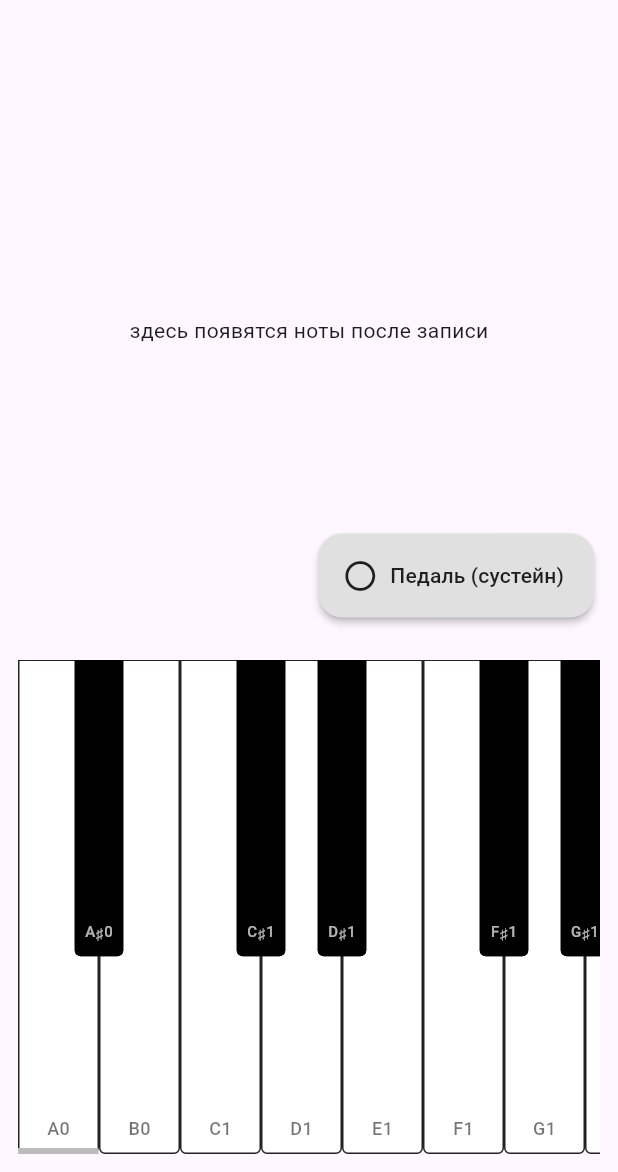
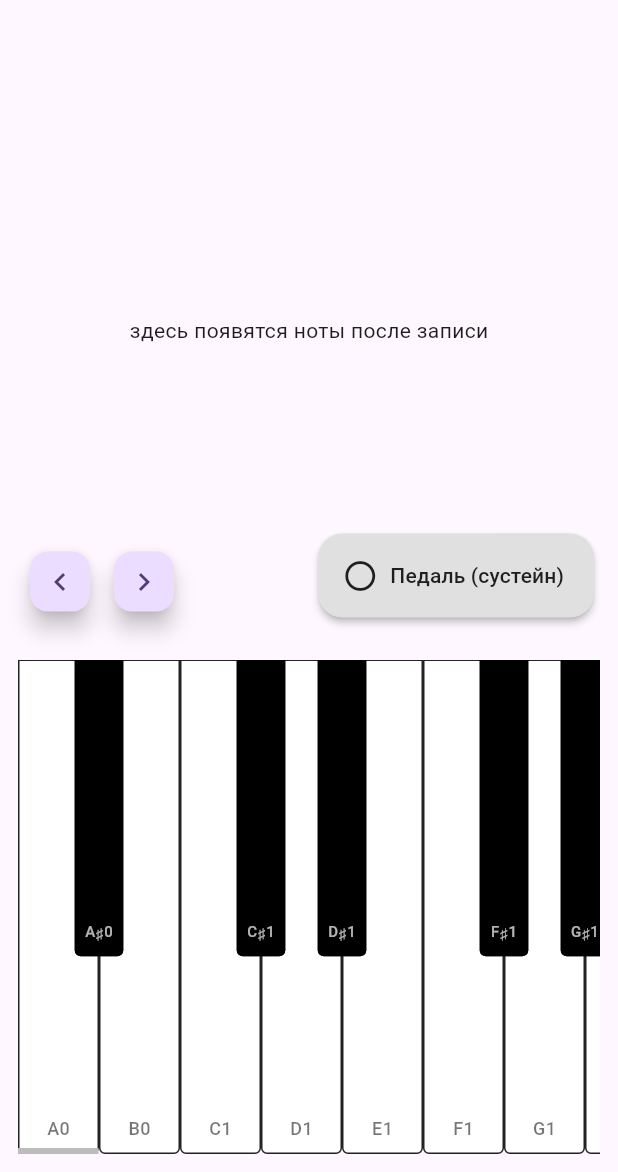
Before and after one commit to elektrokips-art/piano_notation, a Flutter app: the screen it shows after launch, on a phone screen of 412 x 824 dp, the part 64-1236 px from its top. Run offline on Flutter 3.47's test engine with Material 3 defaults, Android fonts, the phone set to English and light mode, and no system bars; our stand-ins replace audioplayers, flutter_riverpod, flutter_svg, package_info_plus, pdf, printing and 1 more.

Commit message:
Fix keyboard drag scrolling colliding with glissando note playing
Dragging across keys to scroll the keyboard was being read as playing
every key it crossed, and the last touched note could get stuck on.
Disable drag-to-scroll on the piano and add left/right paging buttons
instead.

Co-Authored-By: Claude Sonnet 5 <noreply@anthropic.com>

```diff
--- a/lib/example_usage.dart
+++ b/lib/example_usage.dart
@@ -25,6 +25,25 @@ class NotationExampleScreen extends ConsumerStatefulWidget {
 class _NotationExampleScreenState
     extends ConsumerState<NotationExampleScreen> {
   final _sound = PianoSound();
+  final _pianoScrollController = ScrollController();
+
+  @override
+  void dispose() {
+    _pianoScrollController.dispose();
+    super.dispose();
+  }
+
+  void _scrollPiano(double delta) {
+    final target = (_pianoScrollController.offset + delta).clamp(
+      _pianoScrollController.position.minScrollExtent,
+      _pianoScrollController.position.maxScrollExtent,
+    );
+    _pianoScrollController.animateTo(
+      target,
+      duration: const Duration(milliseconds: 200),
+      curve: Curves.easeOut,
+    );
+  }
 
   void _onKeyDown(int midiPitch) {
     final settings = ref.read(appSettingsProvider);
@@ -135,6 +154,26 @@ class _NotationExampleScreenState
                       label: Text(lang.tr('sustainPedal')),
                     ),
                   ),
+                  Positioned(
+                    left: 16,
+                    bottom: 16,
+                    child: Row(
+                      mainAxisSize: MainAxisSize.min,
+                      children: [
+                        FloatingActionButton.small(
+                          heroTag: 'pianoScrollLeft',
+                          onPressed: () => _scrollPiano(-300),
+                          child: const Icon(Icons.chevron_left),
+                        ),
+                        const SizedBox(width: 8),
+                        FloatingActionButton.small(
+                          heroTag: 'pianoScrollRight',
+                          onPressed: () => _scrollPiano(300),
+                          child: const Icon(Icons.chevron_right),
+                        ),
+                      ],
+                    ),
+                  ),
                 ],
               ),
             ),
@@ -144,6 +183,7 @@ class _NotationExampleScreenState
                 onKeyDown: _onKeyDown,
                 onKeyUp: _onKeyUp,
                 height: keyboardHeight,
+                scrollController: _pianoScrollController,
               ),
             ),
           ],
--- a/lib/piano_keyboard.dart
+++ b/lib/piano_keyboard.dart
@@ -28,6 +28,11 @@ class PianoKeyboard extends StatefulWidget {
   final int endMidi;
   final double height;
   final double whiteKeyWidth;
+  // Внешний контроллер скролла — чтобы можно было листать клавиатуру
+  // кнопками снаружи (см. example_usage.dart), а не перетаскиванием по
+  // клавишам: перетаскивание по клавишам уже занято глиссандо и конфликтует
+  // со скроллом (ноты залипают на полпути).
+  final ScrollController? scrollController;
 
   const PianoKeyboard({
     super.key,
@@ -37,6 +42,7 @@ class PianoKeyboard extends StatefulWidget {
     this.endMidi = 108, // C8
     this.height = 380,
     this.whiteKeyWidth = 54,
+    this.scrollController,
   });
 
   @override
@@ -44,13 +50,16 @@ class PianoKeyboard extends StatefulWidget {
 }
 
 class _PianoKeyboardState extends State<PianoKeyboard> {
-  final _scrollController = ScrollController();
+  ScrollController? _ownScrollController;
   final _pointerToMidi = <int, int>{};
   final Set<int> _activeMidis = {};
 
+  ScrollController get _scrollController =>
+      widget.scrollController ?? (_ownScrollController ??= ScrollController());
+
   @override
   void dispose() {
-    _scrollController.dispose();
+    _ownScrollController?.dispose();
     super.dispose();
   }
 
@@ -161,6 +170,9 @@ class _PianoKeyboardState extends State<PianoKeyboard> {
         child: SingleChildScrollView(
           controller: _scrollController,
           scrollDirection: Axis.horizontal,
+          // Перетаскивание по клавишам — это глиссандо, не скролл. Листать
+          // клавиатуру можно только скроллбаром или кнопками снаружи.
+          physics: const NeverScrollableScrollPhysics(),
           child: Listener(
             behavior: HitTestBehavior.opaque,
             onPointerDown: (e) => _updatePointer(
```
